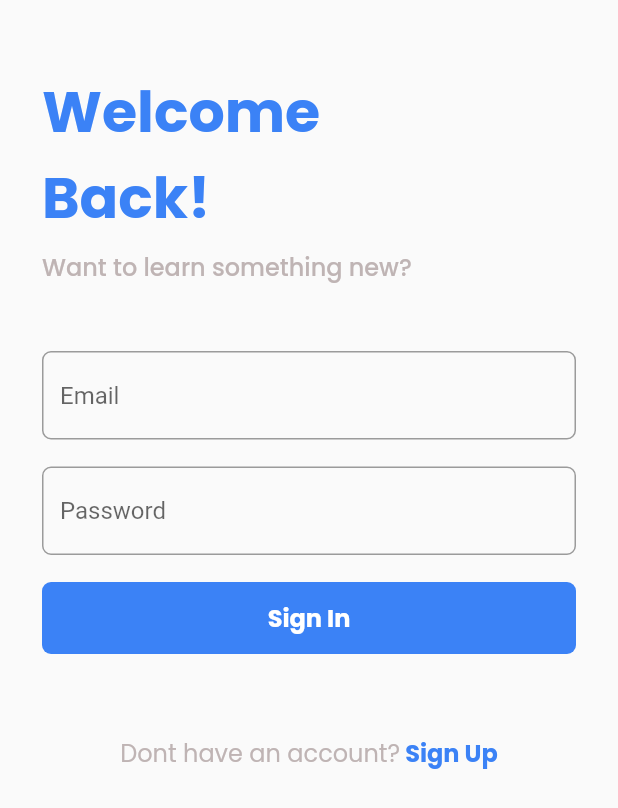
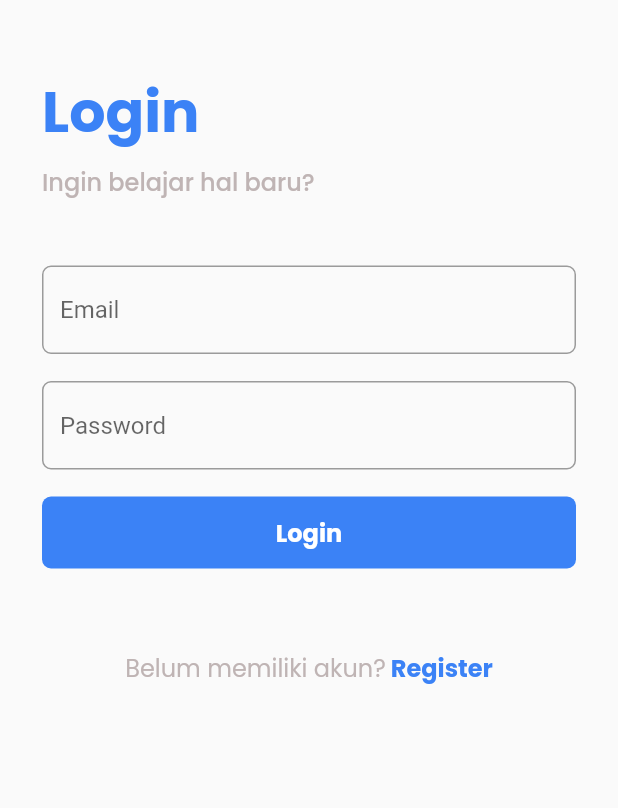
Before and after one commit to adamrayw/courseku-android, a Flutter app: the screen it shows after launch, on a phone screen of 412 x 824 dp. Shown: the top 808 px of the screen. Run offline on Flutter 3.47's test engine with Material 2 defaults, Android fonts, the phone set to English and light mode, and no system bars; our stand-ins replace carousel_slider, double_back_to_close, font_awesome_flutter, google_fonts; accounts and stored records are empty; network calls fail.

Commit message:
Change header text

```diff
--- a/lib/pages/sign_in_page.dart
+++ b/lib/pages/sign_in_page.dart
@@ -102,7 +102,7 @@ class _SignInPageState extends State<SignInPage> {
                   top: 46,
                 ),
                 child: Text(
-                  'Welcome \nBack!',
+                  'Login',
                   style: primaryTextStyle.copyWith(
                     fontSize: 38,
                     fontWeight: bold,
@@ -113,7 +113,7 @@ class _SignInPageState extends State<SignInPage> {
                 height: 6,
               ),
               Text(
-                'Want to learn something new?',
+                'Ingin belajar hal baru?',
                 style: secondaryTextStyle.copyWith(
                   fontSize: 16,
                   fontWeight: medium,
@@ -152,7 +152,7 @@ class _SignInPageState extends State<SignInPage> {
                           ),
                         )
                       : Text(
-                          'Sign In',
+                          'Login',
                           style: GoogleFonts.poppins(
                             color: Colors.white,
                             fontSize: 16,
@@ -168,7 +168,7 @@ class _SignInPageState extends State<SignInPage> {
                 mainAxisAlignment: MainAxisAlignment.center,
                 children: [
                   Text(
-                    'Dont have an account?',
+                    'Belum memiliki akun?',
                     style: secondaryTextStyle.copyWith(
                       fontSize: 16,
                     ),
@@ -178,7 +178,7 @@ class _SignInPageState extends State<SignInPage> {
                       Navigator.pushNamed(context, '/sign-up');
                     },
                     child: Text(
-                      ' Sign Up',
+                      ' Register',
                       style: primaryTextStyle.copyWith(
                         fontSize: 16,
                         fontWeight: FontWeight.bold,
```
